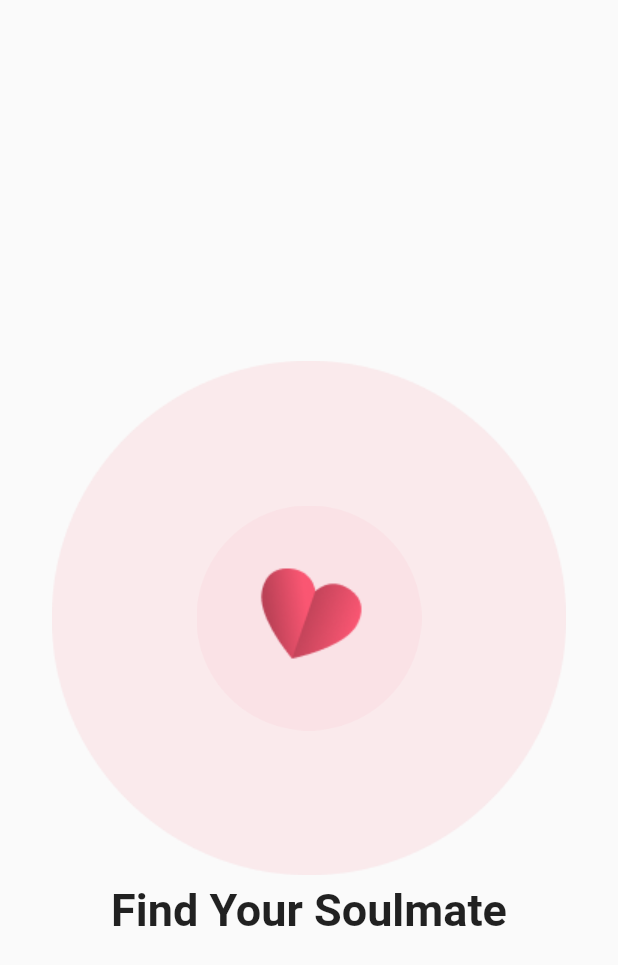
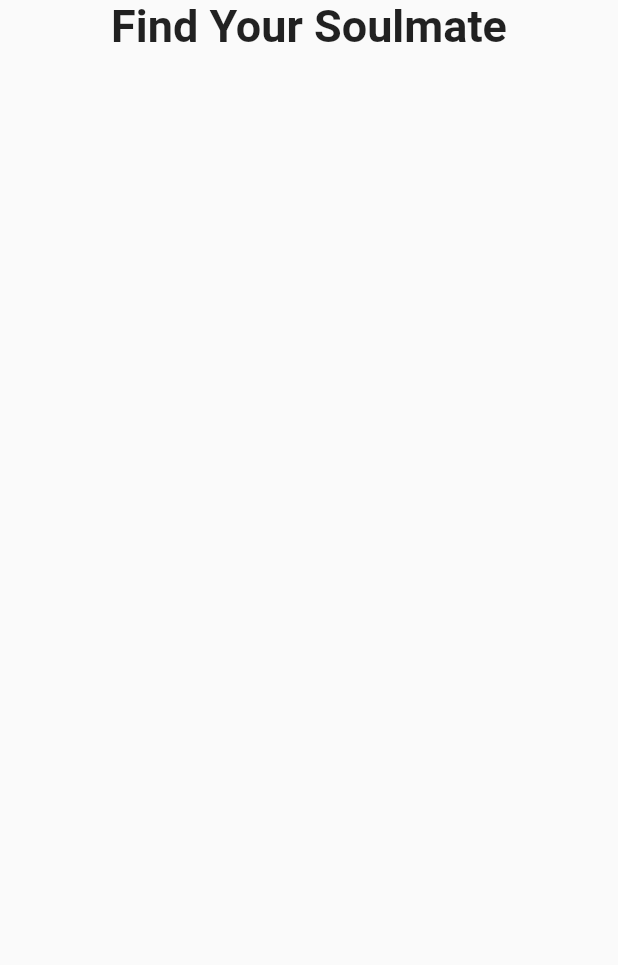
Before and after one commit to nadeeshapathiraja/final_assignment_01, a Flutter app: the FrontScreen screen opened directly, on a phone screen of 412 x 824 dp. Shown: the top 965 px of the screen. Run offline on Flutter 3.47's test engine with Material 2 defaults, Android fonts, the phone set to English and light mode, and no system bars; our stand-ins replace awesome_dialog, email_validator; Roboto replaces fonts that are missing (bold).

Commit message:
Start front page

```diff
--- a/lib/front_screen.dart
+++ b/lib/front_screen.dart
@@ -26,32 +26,9 @@ class _FrontScreenState extends State<FrontScreen> {
     var size = MediaQuery.of(context).size;
     return Scaffold(
       body: Center(
-        child: Center(
-          child: Stack(
-            children: <Widget>[
-              CirclePath(
-                path: "assets/images/Ellipse 5Login.png",
-                height_size: 700,
-              ),
-              CirclePath(
-                path: "assets/images/Ellipse 6Login.png",
-                height_size: 600,
-              ),
-              CirclePath(
-                path: "assets/images/Ellipse 7Login.png",
-                height_size: 400,
-              ),
-              CirclePath(
-                path: "assets/images/Group 10.png",
-                height_size: 150,
-              ),
-              CirclePath(
-                path: "assets/images/XMLID 1.png",
-                height_size: 200,
-              ),
+        child: Column(
+          children: [
             Container(
-                alignment: Alignment.bottomCenter,
-                margin: EdgeInsets.only(bottom: 200),
               child: Text(
                 "Find Your Soulmate",
                 style: TextStyle(
@@ -64,30 +41,6 @@ class _FrontScreenState extends State<FrontScreen> {
           ],
         ),
       ),
-      ),
     );
   }
 }
-
-class CirclePath extends StatelessWidget {
-  const CirclePath({
-    Key? key,
-    required this.path,
-    required this.height_size,
-  }) : super(key: key);
-  final String path;
-  final double height_size;
-
-  @override
-  Widget build(BuildContext context) {
-    return Container(
-      alignment: Alignment.center,
-      child: Image.asset(
-        path,
-        height: height_size,
-        //width: double.infinity,
-      ),
-    );
-  }
-}
-//Image.asset("assets/images/Ellipse 7.png", ),
```
Lines whose indentation alone changed are shown as unchanged.
